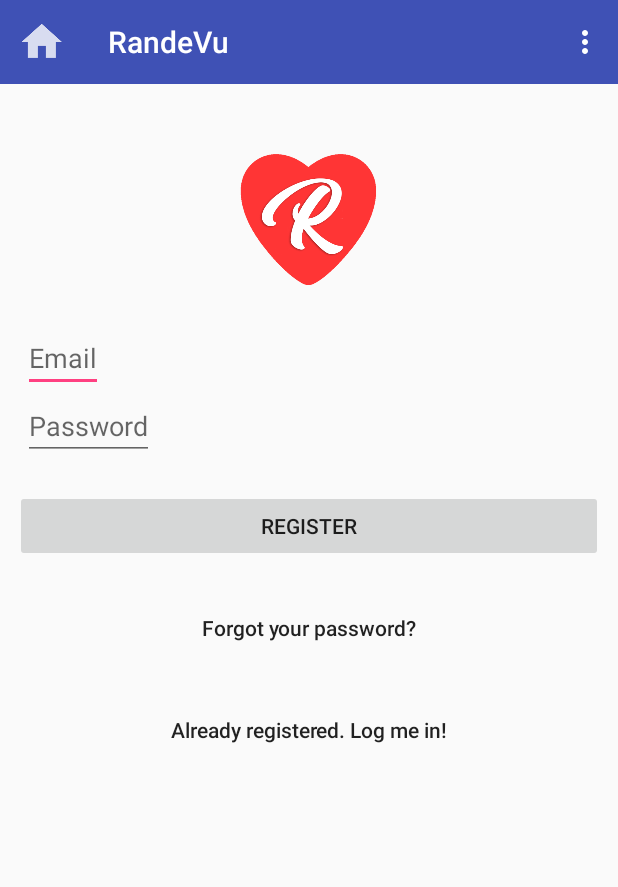
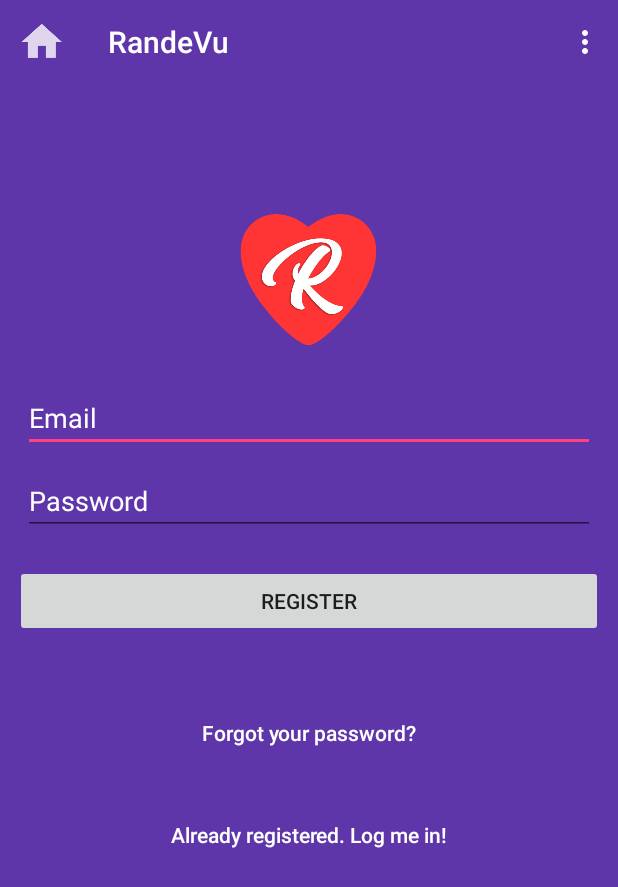
Before and after one commit to warrington591/Randevu, an Android app: the screen it shows after launch (MainActivity), on a phone screen of 412 x 824 dp. Shown: the top 887 px of the screen. Run offline under Robolectric (Android 15) with nearby library versions, the phone set to English and light mode, and no system bars; our stand-ins replace ButterKnife, Firebase (no records; nobody signed in at launch, a user with empty details on screens opened directly); libraries missing offline, so code that uses them is left out: com.facebook.stetho, com.firebase.ui; 9 statements that could not run were skipped.

Commit message:
adjustments to welcome screen

```diff
--- a/app/src/main/res/layout/signup_screen.xml
+++ b/app/src/main/res/layout/signup_screen.xml
@@ -22,12 +22,12 @@
         <!--  Name Label -->
         <android.support.design.widget.TextInputLayout
             android:layout_width="match_parent"
-            android:layout_height="wrap_content"
+            android:layout_height="match_parent"
             android:layout_marginTop="8dp"
             android:layout_marginBottom="8dp">
             <EditText android:id="@+id/input_name"
                 android:layout_width="match_parent"
-                android:layout_height="wrap_content"
+                android:layout_height="match_parent"
                 android:inputType="textCapWords"
                 android:hint="Name" />
         </android.support.design.widget.TextInputLayout>
--- a/app/src/main/res/layout/welcome.xml
+++ b/app/src/main/res/layout/welcome.xml
@@ -3,7 +3,9 @@
     xmlns:android="http://schemas.android.com/apk/res/android"
     xmlns:tools="http://schemas.android.com/tools"
     android:layout_width="match_parent"
-    android:layout_height="match_parent">
+    android:layout_height="match_parent"
+    android:background="#5F36A9"
+    >
 
     <RelativeLayout
         android:layout_width="match_parent"
@@ -17,6 +19,7 @@
             android:layout_height="wrap_content"
             android:layout_marginLeft="15dp"
             android:layout_marginRight="15dp"
+            android:layout_marginTop="40dp"
             >
 
             <!--Logo Relative Layout-->
@@ -45,17 +48,23 @@
 
                 <EditText
                     android:id="@+id/emailET"
-                    android:layout_width="wrap_content"
+                    android:layout_width="match_parent"
                     android:layout_height="wrap_content"
                     android:hint="Email"
+                    android:textColor="#ffffff"
+                    android:textColorHint="#ffffff"
+                    android:layout_marginBottom="10dp"
                     />
 
                 <EditText
                     android:id="@+id/passwordET"
                     android:layout_below="@+id/emailET"
-                    android:layout_width="wrap_content"
+                    android:layout_width="match_parent"
                     android:layout_height="wrap_content"
+                    android:password="true"
                     android:hint="Password"
+                    android:textColor="#ffffff"
+                    android:textColorHint="#ffffff"
                     />
 
             </RelativeLayout>
@@ -78,6 +87,7 @@
                 android:id="@+id/register"
                 android:layout_width="match_parent"
                 android:layout_height="wrap_content"
+                android:layout_marginBottom="20dp"
                 android:text="Register"/>
 
             <Button
@@ -88,6 +98,7 @@
                 android:background="@null"
                 android:layout_marginTop="20dp"
                 android:textAllCaps="false"
+                android:textColor="#ffffff"
                 android:text="Forgot your password?" />
 
 
@@ -99,6 +110,7 @@
                 android:background="@null"
                 android:layout_marginTop="20dp"
                 android:textAllCaps="false"
+                android:textColor="#ffffff"
                 android:text="Already registered. Log me in!" />
 
 
--- a/app/src/main/res/values/colors.xml
+++ b/app/src/main/res/values/colors.xml
@@ -1,6 +1,6 @@
 <?xml version="1.0" encoding="utf-8"?>
 <resources>
-    <color name="colorPrimary">#3F51B5</color>
+    <color name="colorPrimary">#5F36A9</color>
     <color name="colorPrimaryDark">#303F9F</color>
     <color name="colorAccent">#FF4081</color>
     <color name="white">#FFFFFF</color>
```
Also changed, not shown: 15 other files.
